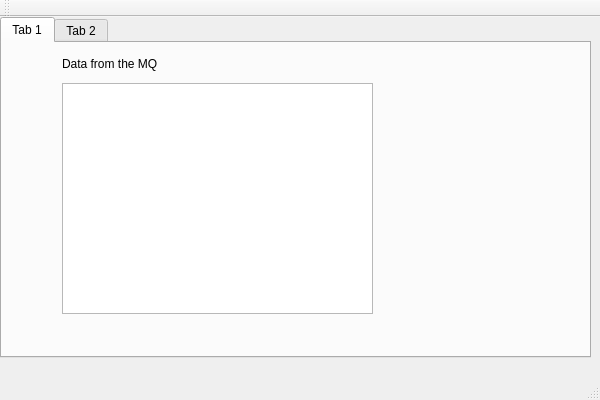
Before: the Qt Designer form Qt4Proc/Qt4Proc/qt4proc.ui in attilakrupl/BoostIPCTest, drawn with Qt 5.
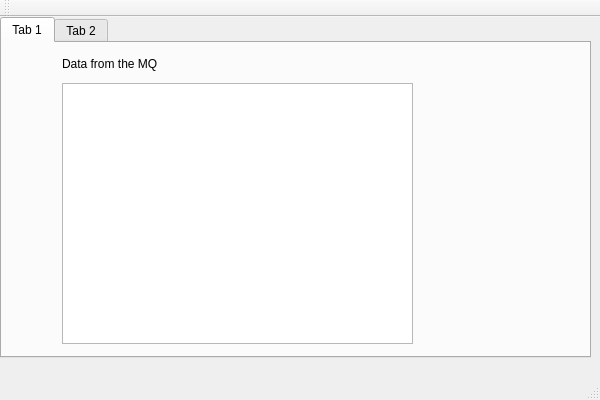
After: the same form once the commit is applied.

The edit to the form file:
```diff
--- a/Qt4Proc/Qt4Proc/qt4proc.ui
+++ b/Qt4Proc/Qt4Proc/qt4proc.ui
@@ -30,16 +30,6 @@
      <attribute name="title">
       <string>Tab 1</string>
      </attribute>
-     <widget class="QTextBrowser" name="textBrowser">
-      <property name="geometry">
-       <rect>
-        <x>60</x>
-        <y>40</y>
-        <width>311</width>
-        <height>231</height>
-       </rect>
-      </property>
-     </widget>
      <widget class="QLabel" name="label">
       <property name="geometry">
        <rect>
@@ -53,6 +43,16 @@
        <string>Data from the MQ</string>
       </property>
      </widget>
+     <widget class="QListWidget" name="listWidget">
+      <property name="geometry">
+       <rect>
+        <x>60</x>
+        <y>40</y>
+        <width>351</width>
+        <height>261</height>
+       </rect>
+      </property>
+     </widget>
     </widget>
     <widget class="QWidget" name="tab_2">
      <attribute name="title">
```
